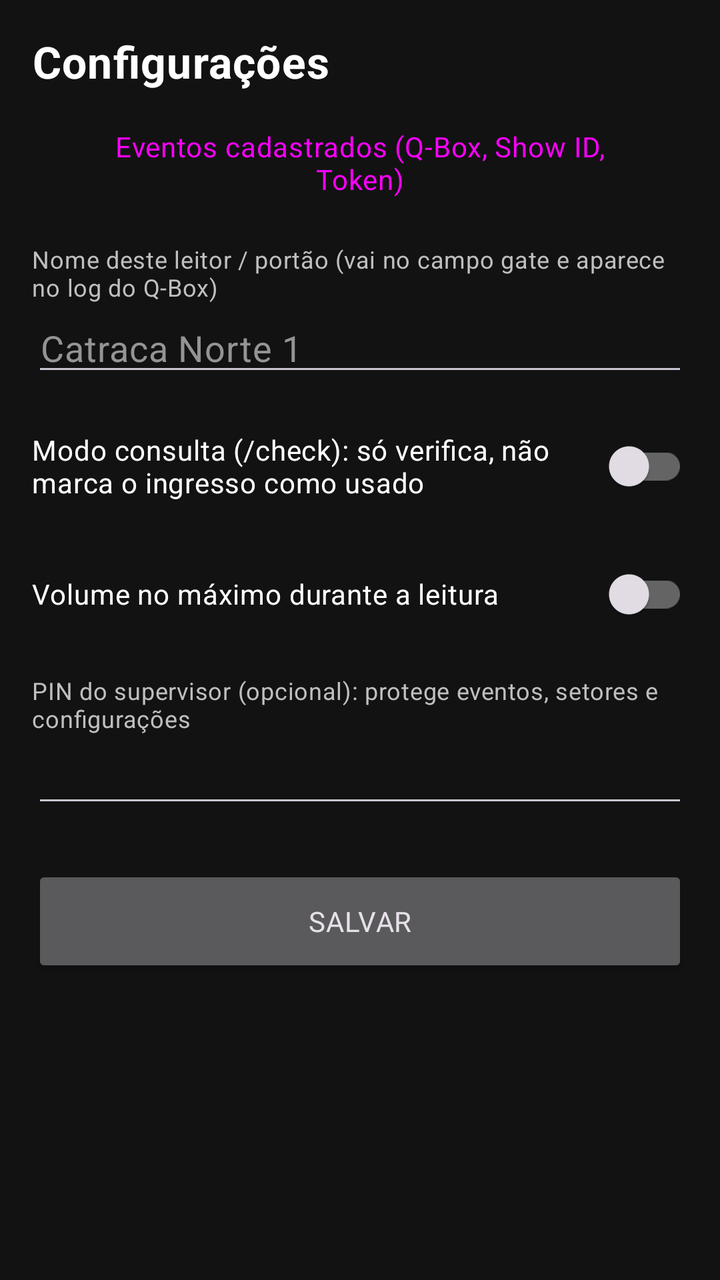
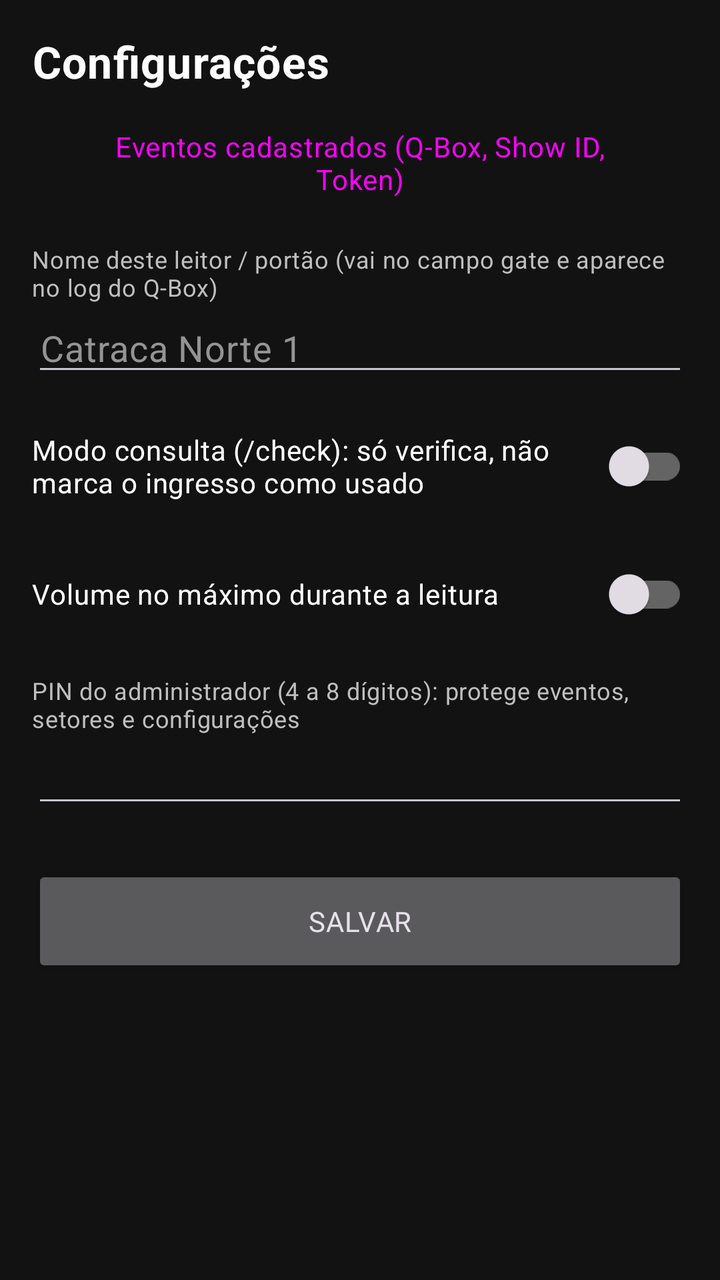

Compare the two renders of this Android layout. The source of the first and the diff that turns it into the second are given below.
<!-- AndroidManifest.xml: application theme Theme.LeitorQBOX -->
<!-- res/layout/activity_settings.xml -->
<?xml version="1.0" encoding="utf-8"?>
<ScrollView xmlns:android="http://schemas.android.com/apk/res/android"
    android:layout_width="match_parent"
    android:layout_height="match_parent"
    android:background="@color/background">

    <LinearLayout
        android:layout_width="match_parent"
        android:layout_height="wrap_content"
        android:orientation="vertical"
        android:padding="16dp">

        <TextView
            android:id="@+id/tvTitle"
            android:layout_width="wrap_content"
            android:layout_height="wrap_content"
            android:text="Configurações"
            android:textColor="@color/text_primary"
            android:textSize="22sp"
            android:textStyle="bold" />

        <Button
            android:id="@+id/btnEvents"
            style="@style/Widget.Material3.Button.TonalButton"
            android:layout_width="match_parent"
            android:layout_height="wrap_content"
            android:layout_marginTop="12dp"
            android:text="Eventos cadastrados (Q-Box, Show ID, Token)" />

        <TextView
            style="@style/SettingsLabel"
            android:text="Nome deste leitor / portão (vai no campo gate e aparece no log do Q-Box)" />

        <EditText
            android:id="@+id/etGate"
            style="@style/SettingsField"
            android:hint="Catraca Norte 1"
            android:inputType="textCapWords" />

        <androidx.appcompat.widget.SwitchCompat
            android:id="@+id/swCheckOnly"
            android:layout_width="match_parent"
            android:layout_height="wrap_content"
            android:layout_marginTop="16dp"
            android:text="Modo consulta (/check): só verifica, não marca o ingresso como usado"
            android:textColor="@color/text_primary" />

        <androidx.appcompat.widget.SwitchCompat
            android:id="@+id/swMaxVolume"
            android:layout_width="match_parent"
            android:layout_height="wrap_content"
            android:layout_marginTop="16dp"
            android:text="Volume no máximo durante a leitura"
            android:textColor="@color/text_primary" />

        <TextView
            style="@style/SettingsLabel"
            android:text="PIN do supervisor (opcional): protege eventos, setores e configurações" />

        <EditText
            android:id="@+id/etPin"
            style="@style/SettingsField"
            android:inputType="numberPassword"
            android:maxLength="8" />

        <Button
            android:id="@+id/btnSave"
            android:layout_width="match_parent"
            android:layout_height="56dp"
            android:layout_marginTop="24dp"
            android:text="Salvar" />
    </LinearLayout>
</ScrollView>
<!-- resources referenced by this layout -->
<resources>
  <color name="background">#121212</color>
  <color name="text_primary">#FFFFFF</color>
  <style name="SettingsField">
          <item name="android:layout_width">match_parent</item>
          <item name="android:layout_height">wrap_content</item>
          <item name="android:singleLine">true</item>
          <item name="android:textColor">@color/text_primary</item>
          <item name="android:textColorHint">@color/text_muted</item>
      </style>
  <style name="SettingsLabel">
          <item name="android:layout_width">match_parent</item>
          <item name="android:layout_height">wrap_content</item>
          <item name="android:layout_marginTop">16dp</item>
          <item name="android:textColor">@color/text_secondary</item>
          <item name="android:textSize">12sp</item>
      </style>
  <style name="Theme.LeitorQBOX" parent="Theme.Material3.Dark.NoActionBar">
          <item name="colorPrimary">@color/brand</item>
          <item name="colorOnPrimary">@android:color/white</item>
          <item name="colorPrimaryContainer">@color/brand_dark</item>
          <item name="colorOnPrimaryContainer">@android:color/white</item>
          <item name="colorSecondaryContainer">@color/card</item>
          <item name="colorOnSecondaryContainer">@android:color/white</item>
          <item name="colorSurface">@color/background</item>
          <item name="colorOutline">@color/divider_strong</item>
          <item name="android:fontFamily">sans-serif</item>
          <item name="android:letterSpacing">0.02</item>
          <item name="android:statusBarColor">@color/brand_darker</item>
          <item name="android:navigationBarColor">@color/background</item>
          <item name="android:windowBackground">@color/background</item>
          <item name="shapeAppearanceSmallComponent">@style/Shape.GDS</item>
          <item name="shapeAppearanceMediumComponent">@style/Shape.GDS</item>
          <item name="materialButtonStyle">@style/Btn.Primary</item>
          <item name="bottomSheetDialogTheme">@style/ThemeOverlay.GDS.BottomSheet</item>
      </style>
  <color name="text_muted">#949494</color>
  <color name="text_secondary">#BFBFBF</color>
  <color name="brand">#024DDF</color>
  <color name="brand_dark">#023AA7</color>
  <color name="card">#1E1E1E</color>
  <color name="divider_strong">#646464</color>
  <color name="brand_darker">#012E86</color>
  <style name="Shape.GDS" parent="">
          <item name="cornerFamily">rounded</item>
          <item name="cornerSize">4dp</item>
      </style>
  <style name="Btn.Primary" parent="Widget.Material3.Button">
          <item name="android:minHeight">44dp</item>
          <item name="android:insetTop">0dp</item>
          <item name="android:insetBottom">0dp</item>
          <item name="android:textAllCaps">false</item>
          <item name="android:textSize">16sp</item>
          <item name="android:fontFamily">sans-serif-medium</item>
          <item name="android:textFontWeight">600</item>
          <item name="cornerRadius">4dp</item>
          <item name="backgroundTint">@color/brand</item>
      </style>
  <style name="ThemeOverlay.GDS.BottomSheet" parent="ThemeOverlay.Material3.BottomSheetDialog">
          <item name="bottomSheetStyle">@style/GDS.BottomSheet</item>
          <item name="android:backgroundDimAmount">0.75</item>
      </style>
  <style name="GDS.BottomSheet" parent="Widget.Material3.BottomSheet.Modal">
          <item name="backgroundTint">@color/background</item>
          <item name="shapeAppearance">@style/Shape.GDS</item>
      </style>
</resources>

<!-- the commit's change to res/layout/activity_settings.xml (unified diff, before → after) -->
@@ -55,7 +55,7 @@
 
         <TextView
             style="@style/SettingsLabel"
-            android:text="PIN do supervisor (opcional): protege eventos, setores e configurações" />
+            android:text="PIN do administrador (4 a 8 dígitos): protege eventos, setores e configurações" />
 
         <EditText
             android:id="@+id/etPin"
